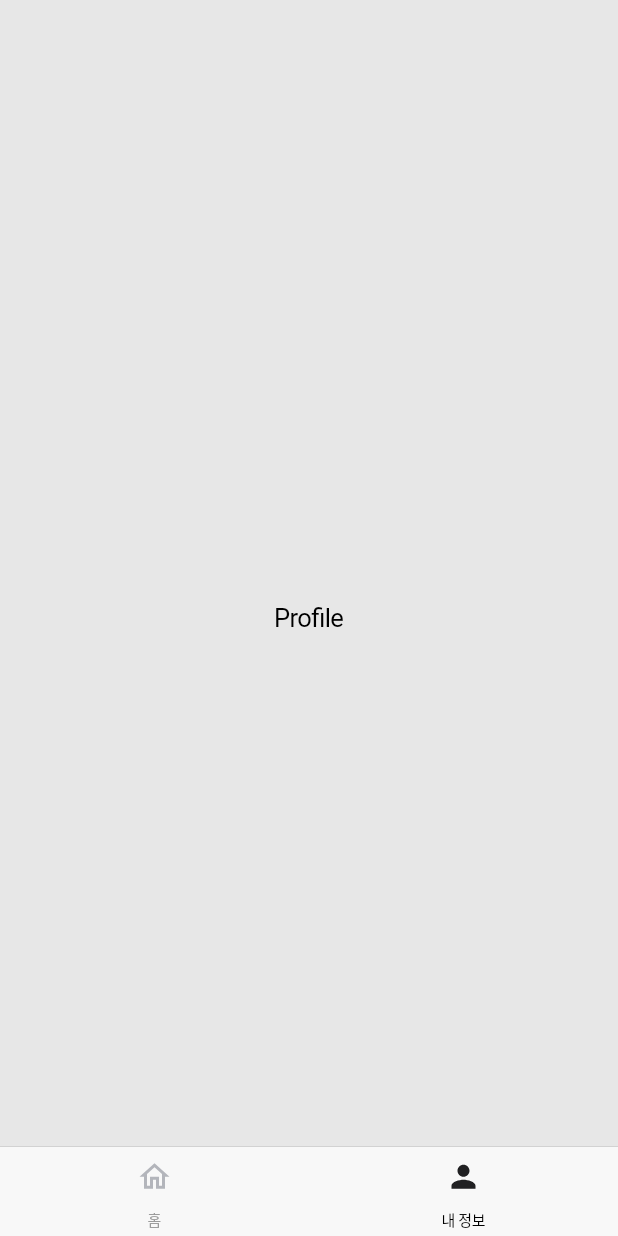
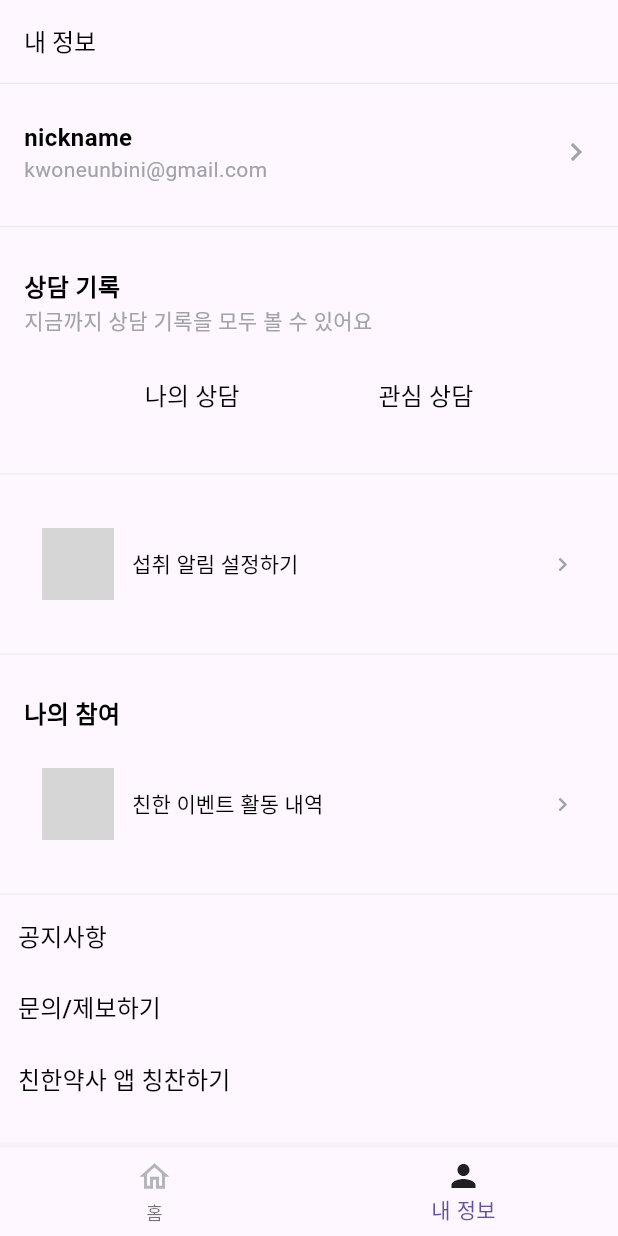
Before and after one commit to 2unbini/pharma-bros-flutter-app, a Flutter app: the screen it shows after launch, item 2 of the bottom bar chosen, on a phone screen of 412 x 824 dp. Run offline on Flutter 3.47's test engine with Material 3 defaults, Android fonts, the phone set to English and light mode, and no system bars; our stand-ins replace flutter_svg; grey boxes are pictures that could not be loaded.

Commit message:
feat: profile screen

```diff
--- /dev/null
+++ b/pharma_bros_flutter_app/lib/constants/colors.dart
@@ -0,0 +1,5 @@
+import 'package:flutter/material.dart';
+
+const GREY = Color(0xFFA1A2AA);
+const customDividerColor = Color(0xffECECEE);
+const customSubTitleColor = Color(0xffA1A2AA);
--- /dev/null
+++ b/pharma_bros_flutter_app/lib/constants/text_styles.dart
@@ -0,0 +1,8 @@
+import 'package:flutter/material.dart';
+import 'package:pharma_bros_flutter_app/constants/colors.dart';
+
+const customTitleBoldTextStyle =
+    TextStyle(fontSize: 16, fontWeight: FontWeight.bold, color: Colors.black);
+const customTitleTextStyle = TextStyle(fontSize: 16, color: Colors.black);
+const customSubTitleTextStyle =
+    TextStyle(fontSize: 14, color: customSubTitleColor);
--- /dev/null
+++ b/pharma_bros_flutter_app/lib/enums/tab_item.dart
@@ -0,0 +1,27 @@
+import 'package:flutter/material.dart';
+import 'package:flutter_svg/svg.dart';
+import 'package:pharma_bros_flutter_app/screens/home/home_screen.dart';
+import 'package:pharma_bros_flutter_app/screens/profile/profile_screen.dart';
+
+enum TabItem { home, profile }
+
+const Map<TabItem, String> tabName = {
+  TabItem.home: '홈',
+  TabItem.profile: '내 정보',
+};
+
+Map<TabItem, Map<String, Widget>> tabIcon = {
+  TabItem.home: {
+    'active': SvgPicture.asset('assets/icons/svg_Icon-home-selected.svg'),
+    'inactive': SvgPicture.asset('assets/icons/svg_Icon-home-default.svg')
+  },
+  TabItem.profile: {
+    'active': SvgPicture.asset('assets/icons/svg_Icon-my-selected.svg'),
+    'inactive': SvgPicture.asset('assets/icons/svg_Icon-my-default.svg')
+  },
+};
+
+const Map<TabItem, Widget> tabScreen = {
+  TabItem.home: HomeScreen(),
+  TabItem.profile: ProfileScreen()
+};
--- a/pharma_bros_flutter_app/lib/main.dart
+++ b/pharma_bros_flutter_app/lib/main.dart
@@ -1,16 +1,8 @@
 import 'package:flutter/material.dart';
-import 'package:flutter/cupertino.dart';
-import 'package:flutter_svg/svg.dart';
-import 'package:pharma_bros_flutter_app/screens/home/home_screen.dart';
-import 'package:pharma_bros_flutter_app/screens/profile/profile_screen.dart';
+import 'package:pharma_bros_flutter_app/screens/general/root_screen.dart';
 
 void main() {
   runApp(const PharmaBrosFlutterApp());
-}
-
-enum Tab {
-  home,
-  profile;
 }
 
 class PharmaBrosFlutterApp extends StatelessWidget {
@@ -19,49 +11,8 @@
   // This widget is the root of your application.
   @override
   Widget build(BuildContext context) {
-    return const CupertinoApp(
-      theme: CupertinoThemeData(brightness: Brightness.light),
-      home: CustomCupertinoTabBar(),
+    return const MaterialApp(
+      home: RootScreen(),
     );
   }
 }
-
-class CustomCupertinoTabBar extends StatelessWidget {
-  const CustomCupertinoTabBar({super.key});
-
-  @override
-  Widget build(BuildContext context) {
-    return CupertinoTabScaffold(
-        tabBar: CupertinoTabBar(
-          items: <BottomNavigationBarItem>[
-            BottomNavigationBarItem(
-                icon:
-                    SvgPicture.asset('assets/icons/svg_Icon-home-default.svg'),
-                activeIcon:
-                    SvgPicture.asset('assets/icons/svg_Icon-home-selected.svg'),
-                label: '홈'),
-            BottomNavigationBarItem(
-                icon: SvgPicture.asset('assets/icons/svg_Icon-my-default.svg'),
-                activeIcon:
-                    SvgPicture.asset('assets/icons/svg_Icon-my-selected.svg'),
-                label: '내 정보'),
-          ],
-          activeColor: Colors.black,
-          height: 60,
-        ),
-        tabBuilder: (BuildContext context, int index) {
-          return CupertinoTabView(
-            builder: (context) {
-              switch (index) {
-                case 0:
-                  return HomeScreen();
-                case 1:
-                  return ProfileScreen();
-                default:
-                  return Center();
-              }
-            },
-          );
-        });
-  }
-}
--- /dev/null
+++ b/pharma_bros_flutter_app/lib/screens/general/root_screen.dart
@@ -0,0 +1,34 @@
+import 'package:flutter/material.dart';
+import 'package:pharma_bros_flutter_app/enums/tab_item.dart';
+import 'package:pharma_bros_flutter_app/widgets/general/bottom_tab_navigation.dart';
+
+class RootScreen extends StatefulWidget {
+  const RootScreen({super.key});
+
+  @override
+  State<RootScreen> createState() => _RootScreenState();
+}
+
+class _RootScreenState extends State<RootScreen> {
+  TabItem currentTab = TabItem.home;
+
+  void handleTap(TabItem tabItem) {
+    setState(() {
+      currentTab = tabItem;
+    });
+  }
+
+  @override
+  Widget build(BuildContext context) {
+    return Scaffold(
+      body: IndexedStack(
+        index: currentTab.index,
+        children: tabScreen.entries.map((entry) => entry.value).toList(),
+      ),
+      bottomNavigationBar: BottomTabNavigation(
+        currentTab: currentTab,
+        onTap: handleTap,
+      ),
+    );
+  }
+}
--- a/pharma_bros_flutter_app/lib/screens/profile/profile_screen.dart
+++ b/pharma_bros_flutter_app/lib/screens/profile/profile_screen.dart
@@ -1,12 +1,42 @@
-import 'package:flutter/cupertino.dart';
+import 'package:flutter/material.dart';
+import 'package:pharma_bros_flutter_app/constants/colors.dart';
+import 'package:pharma_bros_flutter_app/constants/text_styles.dart';
+import 'package:pharma_bros_flutter_app/widgets/profile/alert_setting_area.dart';
+import 'package:pharma_bros_flutter_app/widgets/profile/counsel_record_area.dart';
+import 'package:pharma_bros_flutter_app/widgets/profile/my_info_area.dart';
+import 'package:pharma_bros_flutter_app/widgets/profile/participate_area.dart';
+import 'package:pharma_bros_flutter_app/widgets/profile/preference_area.dart';
+
+const columnDivider = Divider(height: 8, color: customDividerColor);
 
 class ProfileScreen extends StatelessWidget {
   const ProfileScreen({super.key});
 
   @override
   Widget build(BuildContext context) {
-    return const Center(
-      child: Text('Profile'),
+    return Scaffold(
+      appBar: AppBar(
+        title: const Text(
+          '내 정보',
+          style: customTitleTextStyle,
+        ),
+        centerTitle: false,
+        shape: const Border(
+            bottom: BorderSide(color: customDividerColor, width: 1)),
+      ),
+      body: ListView(
+        children: const [
+          MyInfoArea(),
+          columnDivider,
+          CounselRecordArea(),
+          columnDivider,
+          AlertSettingArea(),
+          columnDivider,
+          ParticipateArea(),
+          columnDivider,
+          PreferenceArea(),
+        ],
+      ),
     );
   }
 }
--- /dev/null
+++ b/pharma_bros_flutter_app/lib/widgets/general/bottom_tab_navigation.dart
@@ -0,0 +1,28 @@
+import 'package:flutter/material.dart';
+import 'package:pharma_bros_flutter_app/enums/tab_item.dart';
+
+class BottomTabNavigation extends StatelessWidget {
+  final TabItem currentTab;
+  final void Function(TabItem) onTap;
+
+  const BottomTabNavigation({
+    super.key,
+    required this.currentTab,
+    required this.onTap,
+  });
+
+  @override
+  Widget build(BuildContext context) {
+    return BottomNavigationBar(
+      items: TabItem.values
+          .map((tab) => BottomNavigationBarItem(
+                label: tabName[tab],
+                icon: tabIcon[tab]!['inactive']!,
+                activeIcon: tabIcon[tab]!['active'],
+              ))
+          .toList(),
+      currentIndex: currentTab.index,
+      onTap: (index) => onTap(TabItem.values[index]),
+    );
+  }
+}
--- /dev/null
+++ b/pharma_bros_flutter_app/lib/widgets/profile/alert_setting_area.dart
@@ -0,0 +1,18 @@
+import 'package:flutter/material.dart';
+import 'package:flutter_svg/svg.dart';
+import 'package:pharma_bros_flutter_app/widgets/profile/custom_icon_button.dart';
+
+class AlertSettingArea extends StatelessWidget {
+  const AlertSettingArea({super.key});
+
+  @override
+  Widget build(BuildContext context) {
+    return Padding(
+      padding: const EdgeInsets.symmetric(vertical: 24, horizontal: 16),
+      child: CustomIconButton(
+        icon: SvgPicture.asset('assets/icons/svg_alarm.svg'),
+        text: '섭취 알림 설정하기',
+      ),
+    );
+  }
+}
--- /dev/null
+++ b/pharma_bros_flutter_app/lib/widgets/profile/counsel_record_area.dart
@@ -0,0 +1,56 @@
+import 'package:flutter/material.dart';
+import 'package:pharma_bros_flutter_app/constants/text_styles.dart';
+
+class CounselButton extends StatelessWidget {
+  final String buttonTitle;
+
+  const CounselButton({super.key, required this.buttonTitle});
+
+  @override
+  Widget build(BuildContext context) {
+    return TextButton(
+        onPressed: () {
+          // View my counsel records
+        },
+        child: Text(
+          buttonTitle,
+          style: const TextStyle(fontSize: 16, color: Colors.black),
+        ));
+  }
+}
+
+class CounselRecordArea extends StatelessWidget {
+  const CounselRecordArea({super.key});
+
+  @override
+  Widget build(BuildContext context) {
+    return const Padding(
+      padding: EdgeInsets.symmetric(vertical: 24, horizontal: 16),
+      child: Column(
+        crossAxisAlignment: CrossAxisAlignment.start,
+        children: [
+          Text(
+            '상담 기록',
+            style: customTitleBoldTextStyle,
+          ),
+          Text(
+            '지금까지 상담 기록을 모두 볼 수 있어요',
+            style: customSubTitleTextStyle,
+          ),
+          Padding(padding: EdgeInsets.only(top: 16)),
+          Row(
+            mainAxisAlignment: MainAxisAlignment.spaceEvenly,
+            children: [
+              CounselButton(
+                buttonTitle: '나의 상담',
+              ),
+              CounselButton(
+                buttonTitle: '관심 상담',
+              )
+            ],
+          )
+        ],
+      ),
+    );
+  }
+}
--- /dev/null
+++ b/pharma_bros_flutter_app/lib/widgets/profile/custom_icon_button.dart
@@ -0,0 +1,36 @@
+import 'package:flutter/material.dart';
+import 'package:pharma_bros_flutter_app/constants/colors.dart';
+
+class CustomIconButton extends StatelessWidget {
+  final Widget icon;
+  final String text;
+
+  const CustomIconButton({super.key, required this.icon, required this.text});
+
+  @override
+  Widget build(BuildContext context) {
+    return TextButton(
+        onPressed: () {
+          // Button Pressed
+        },
+        child: Row(
+          mainAxisAlignment: MainAxisAlignment.spaceBetween,
+          children: [
+            Row(
+              children: [
+                icon,
+                const Padding(padding: EdgeInsets.only(left: 12)),
+                Text(
+                  text,
+                  style: const TextStyle(color: Colors.black),
+                ),
+              ],
+            ),
+            const Icon(
+              Icons.chevron_right,
+              color: GREY,
+            )
+          ],
+        ));
+  }
+}
--- /dev/null
+++ b/pharma_bros_flutter_app/lib/widgets/profile/my_info_area.dart
@@ -0,0 +1,36 @@
+import 'package:flutter/material.dart';
+import 'package:pharma_bros_flutter_app/constants/colors.dart';
+import 'package:pharma_bros_flutter_app/constants/text_styles.dart';
+
+class MyInfoArea extends StatelessWidget {
+  const MyInfoArea({super.key});
+
+  @override
+  Widget build(BuildContext context) {
+    return const Padding(
+      padding: EdgeInsets.symmetric(vertical: 24, horizontal: 16),
+      child: Row(
+        mainAxisAlignment: MainAxisAlignment.spaceBetween,
+        children: [
+          Column(
+            crossAxisAlignment: CrossAxisAlignment.start,
+            children: [
+              Text(
+                'nickname',
+                style: customTitleBoldTextStyle,
+              ),
+              Text(
+                'kwoneunbini@gmail.com',
+                style: customSubTitleTextStyle,
+              ),
+            ],
+          ),
+          Icon(
+            Icons.chevron_right,
+            color: GREY,
+          )
+        ],
+      ),
+    );
+  }
+}
--- /dev/null
+++ b/pharma_bros_flutter_app/lib/widgets/profile/participate_area.dart
@@ -0,0 +1,28 @@
+import 'package:flutter/material.dart';
+import 'package:flutter_svg/svg.dart';
+import 'package:pharma_bros_flutter_app/constants/text_styles.dart';
+import 'package:pharma_bros_flutter_app/widgets/profile/custom_icon_button.dart';
+
+class ParticipateArea extends StatelessWidget {
+  const ParticipateArea({super.key});
+
+  @override
+  Widget build(BuildContext context) {
+    return Padding(
+        padding: const EdgeInsets.symmetric(vertical: 24, horizontal: 16),
+        child: Column(
+          crossAxisAlignment: CrossAxisAlignment.start,
+          children: [
+            const Text(
+              '나의 참여',
+              style: customTitleBoldTextStyle,
+            ),
+            const Padding(padding: EdgeInsets.only(top: 16)),
+            CustomIconButton(
+              icon: SvgPicture.asset('assets/icons/svg_announce.svg'),
+              text: '친한 이벤트 활동 내역',
+            ),
+          ],
+        ));
+  }
+}
--- /dev/null
+++ b/pharma_bros_flutter_app/lib/widgets/profile/preference_area.dart
@@ -0,0 +1,42 @@
+import 'package:flutter/material.dart';
+import 'package:pharma_bros_flutter_app/constants/text_styles.dart';
+
+class PreferenceArea extends StatelessWidget {
+  const PreferenceArea({super.key});
+
+  @override
+  Widget build(BuildContext context) {
+    return Column(
+      crossAxisAlignment: CrossAxisAlignment.start,
+      children: [
+        TextButton(
+            onPressed: () {},
+            child: const SizedBox(
+              width: double.infinity,
+              child: Text(
+                '공지사항',
+                style: customTitleTextStyle,
+              ),
+            )),
+        TextButton(
+            onPressed: () {},
+            child: const SizedBox(
+              width: double.infinity,
+              child: Text(
+                '문의/제보하기',
+                style: customTitleTextStyle,
+              ),
+            )),
+        TextButton(
+            onPressed: () {},
+            child: const SizedBox(
+              width: double.infinity,
+              child: Text(
+                '친한약사 앱 칭찬하기',
+                style: customTitleTextStyle,
+              ),
+            )),
+      ],
+    );
+  }
+}
```
